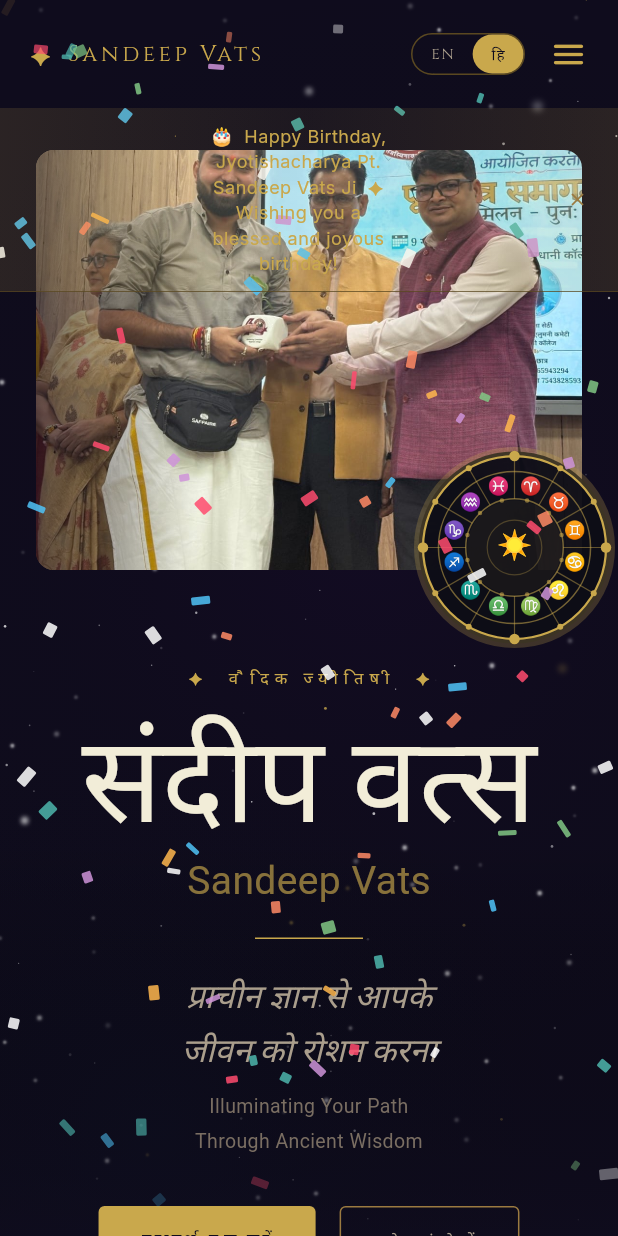
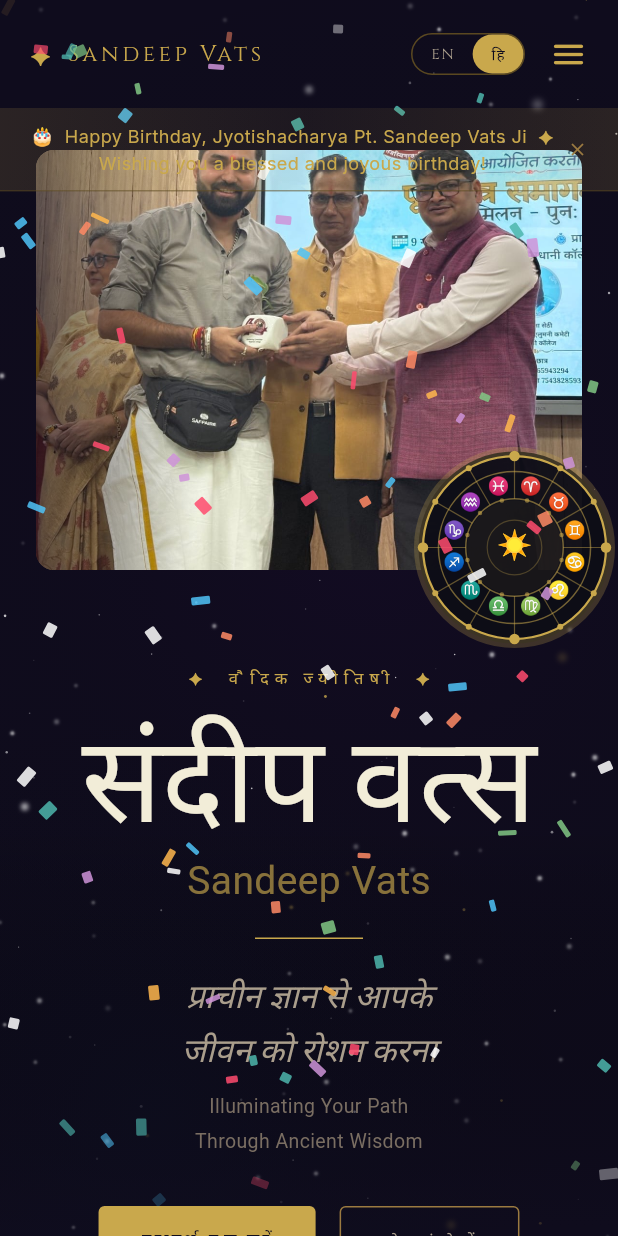
Before and after one commit to Hridaya-Mohit/sandeep-vats, a Flutter app: the screen it shows after launch, after a tap on "हि", on a phone screen of 412 x 824 dp. Run offline on Flutter 3.47's test engine with Material 3 defaults, Android fonts, the phone set to English and light mode, and no system bars; drawn by our look-alikes of flutter_animate; our stand-ins replace flutter_riverpod, go_router, google_fonts.

Commit message:
Fix mobile overflow: footer bottom bar, birthday banner, stats row
- Footer bottom bar stacks into centered column on mobile
- Birthday banner uses Expanded text so it wraps properly on narrow screens
- Stats row reduces font/padding on mobile and removes leading left padding

Co-Authored-By: Claude Sonnet 4.6 <noreply@anthropic.com>

```diff
--- a/lib/core/widgets/birthday_overlay.dart
+++ b/lib/core/widgets/birthday_overlay.dart
@@ -190,8 +190,7 @@ class _BirthdayOverlayState extends State<BirthdayOverlay>
             ),
             child: Row(
               children: [
-                const Spacer(),
-                Flexible(
+                Expanded(
                   child: Text(
                     '🎂  Happy Birthday, Jyotishacharya Pt. Sandeep Vats Ji  ✦  Wishing you a blessed and joyous birthday!',
                     style: AppTextStyles.inter(
@@ -202,7 +201,7 @@ class _BirthdayOverlayState extends State<BirthdayOverlay>
                     textAlign: TextAlign.center,
                   ),
                 ),
-                const Spacer(),
+                const SizedBox(width: 8),
                 GestureDetector(
                   onTap: _dismiss,
                   child: const Icon(Icons.close, size: 14, color: AppColors.goldMuted),
--- a/lib/core/widgets/footer.dart
+++ b/lib/core/widgets/footer.dart
@@ -270,13 +270,16 @@ class _BottomBar extends StatelessWidget {
 
   @override
   Widget build(BuildContext context) {
+    final isDesktop = MediaQuery.of(context).size.width > 900;
+
     return Container(
       width: double.infinity,
       padding: const EdgeInsets.symmetric(horizontal: 24, vertical: 18),
       decoration: const BoxDecoration(
         border: Border(top: BorderSide(color: AppColors.borderGold, width: 0.5)),
       ),
-      child: Row(
+      child: isDesktop
+          ? Row(
               children: [
                 Text(
                   '© 2026 Sandeep Vats. All rights reserved.',
@@ -288,6 +291,22 @@ class _BottomBar extends StatelessWidget {
                   style: AppTextStyles.inter(fontSize: 12, color: AppColors.textSubtle),
                 ),
               ],
+            )
+          : Column(
+              crossAxisAlignment: CrossAxisAlignment.center,
+              children: [
+                Text(
+                  '© 2026 Sandeep Vats. All rights reserved.',
+                  style: AppTextStyles.inter(fontSize: 11, color: AppColors.textSubtle),
+                  textAlign: TextAlign.center,
+                ),
+                const SizedBox(height: 6),
+                Text(
+                  'Crafted with devotion ✦',
+                  style: AppTextStyles.inter(fontSize: 11, color: AppColors.textSubtle),
+                  textAlign: TextAlign.center,
+                ),
+              ],
             ),
     );
   }
--- a/lib/features/hero/hero_section.dart
+++ b/lib/features/hero/hero_section.dart
@@ -456,7 +456,7 @@ class _StatsRow extends StatelessWidget {
       child: Row(
         mainAxisSize: MainAxisSize.min,
         children: [
-          _StatItem(value: l10n.statYears,   label: l10n.statYearsLabel),
+          _StatItem(value: l10n.statYears,   label: l10n.statYearsLabel, first: true),
           _StatDivider(),
           _StatItem(value: l10n.statClients, label: l10n.statClientsLabel),
           _StatDivider(),
@@ -470,17 +470,22 @@ class _StatsRow extends StatelessWidget {
 class _StatItem extends StatelessWidget {
   final String value;
   final String label;
-  const _StatItem({required this.value, required this.label});
+  final bool first;
+  const _StatItem({required this.value, required this.label, this.first = false});
 
   @override
   Widget build(BuildContext context) {
+    final isNarrow = MediaQuery.of(context).size.width < 600;
     return Padding(
-      padding: const EdgeInsets.symmetric(horizontal: 20),
+      padding: EdgeInsets.only(
+        left: first ? 0 : (isNarrow ? 12 : 20),
+        right: isNarrow ? 12 : 20,
+      ),
       child: Column(
         crossAxisAlignment: CrossAxisAlignment.start,
         children: [
-          Text(value, style: AppTextStyles.cormorant(fontSize: 38, color: AppColors.gold, weight: FontWeight.w500)),
-          Text(label,  style: AppTextStyles.inter(fontSize: 11, color: AppColors.textSubtle, letterSpacing: 0.5)),
+          Text(value, style: AppTextStyles.cormorant(fontSize: isNarrow ? 28 : 38, color: AppColors.gold, weight: FontWeight.w500)),
+          Text(label,  style: AppTextStyles.inter(fontSize: isNarrow ? 9 : 11, color: AppColors.textSubtle, letterSpacing: 0.5)),
         ],
       ),
     );
```
Lines whose indentation alone changed are shown as unchanged.
